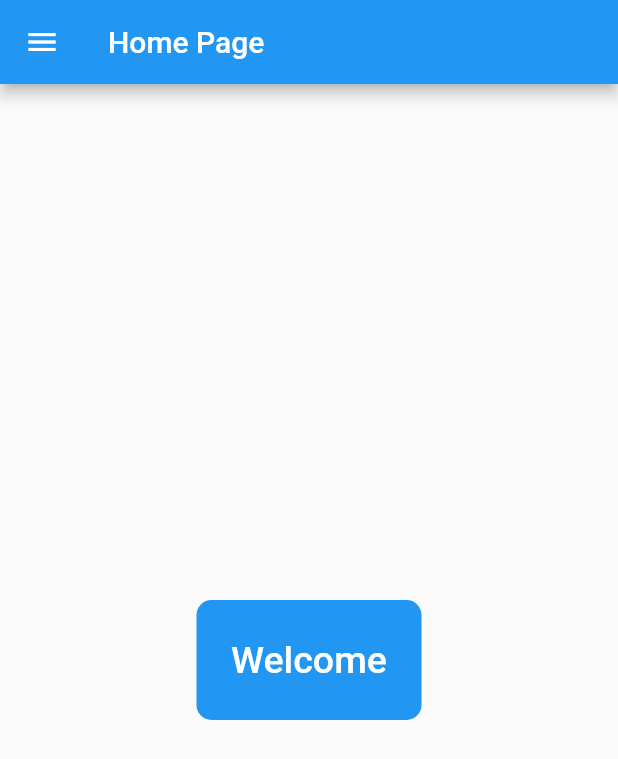
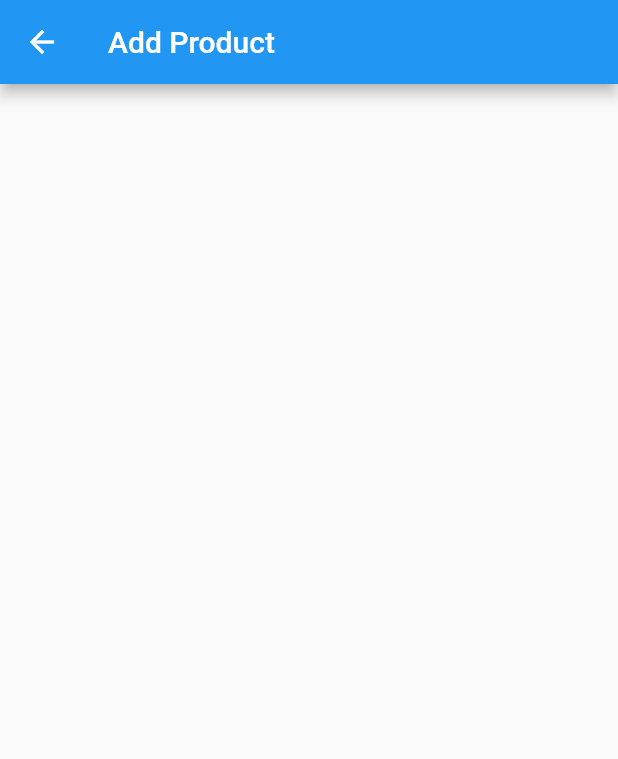
Before and after one commit to bala16993/flutter_text_field, a Flutter app: the screen it shows after launch, after a tap on "Login", on a phone screen of 412 x 824 dp. Shown: the top 759 px of the screen. Run offline on Flutter 3.47's test engine with Material 2 defaults, Android fonts, the phone set to English and light mode, and no system bars.

Commit message:
New Dart fil add

```diff
--- a/lib/login.dart
+++ b/lib/login.dart
@@ -1,6 +1,7 @@
 import 'package:flutter/material.dart';
 import 'signup.dart';
 import 'HomePage.dart';
+import 'product.dart';
 
 class MyHomePage extends StatefulWidget {
   @override
@@ -65,7 +66,7 @@ class _LoginDemo extends State<MyHomePage> {
               child: TextButton(
                 onPressed: () {
                   Navigator.push(
-                      context, MaterialPageRoute(builder: (_) => HomePage()));
+                      context, MaterialPageRoute(builder: (_) => Product()));
                 },
                 child: Text(
                   'Login',
--- /dev/null
+++ b/lib/product.dart
@@ -0,0 +1,18 @@
+import 'package:flutter/material.dart';
+
+class Product extends StatefulWidget {
+  @override
+  _ProductState createState() => _ProductState();
+}
+
+class _ProductState extends State<Product> {
+  @override
+  Widget build(BuildContext context) {
+    return Scaffold(
+      appBar: AppBar(
+        title: Text('Add Product'),
+      ),
+      body: Container(),
+    );
+  }
+}
```
